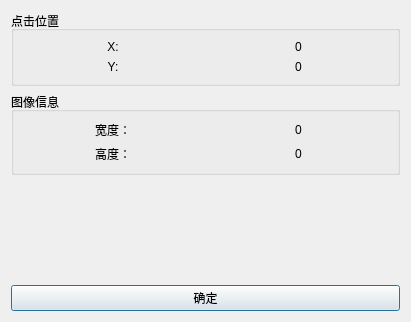
This is 窗体/clickposition.ui in FsterThanLight/automatic_clicker_2 as Qt 5 draws it before an edit. The edited form follows.
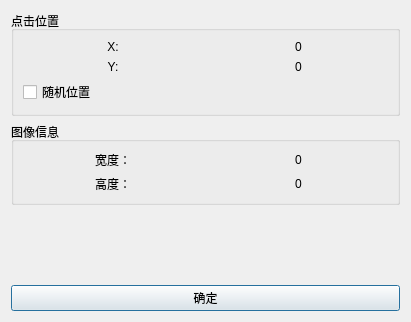
This is the edited form.

Patch:
```diff
--- a/窗体/clickposition.ui
+++ b/窗体/clickposition.ui
@@ -62,6 +62,13 @@
           </property>
          </widget>
         </item>
+        <item row="2" column="0" colspan="2">
+         <widget class="QCheckBox" name="checkBox">
+          <property name="text">
+           <string>随机位置</string>
+          </property>
+         </widget>
+        </item>
        </layout>
       </widget>
      </item>
```
Left out of the diff: 20 changed lines with no effect on the pictures.
